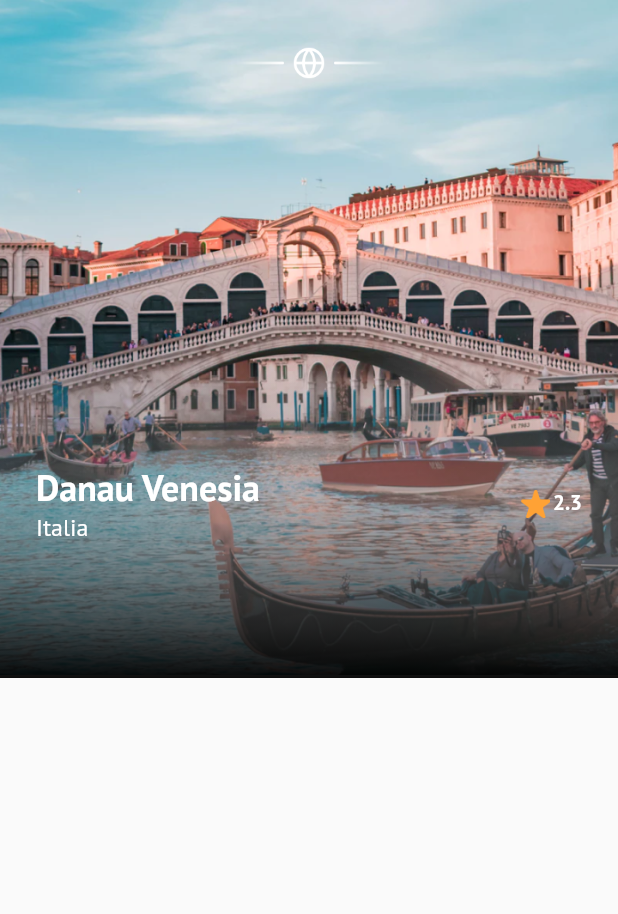
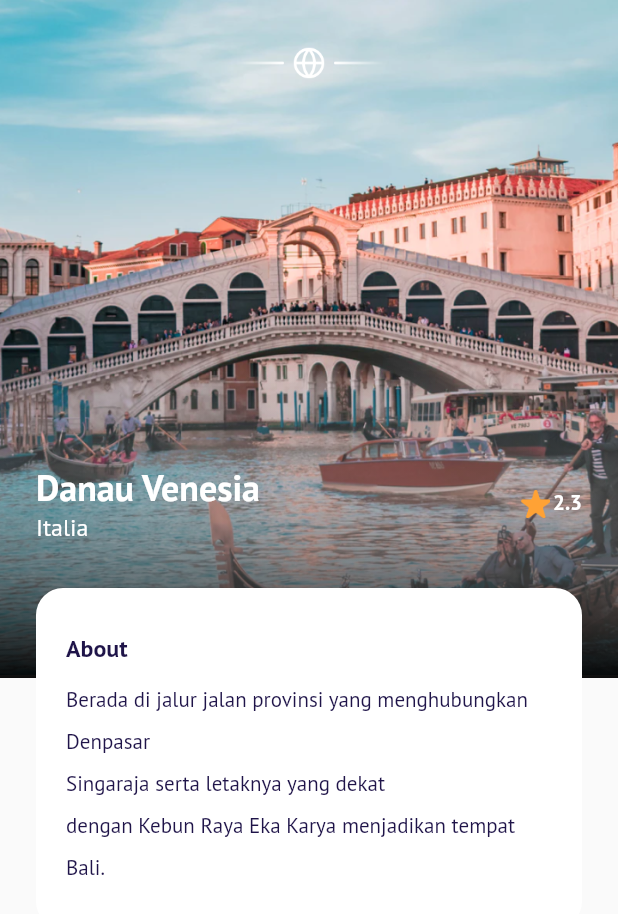
Before and after one commit to fredibagus12/terbangin-apps, a Flutter app: the DetailPage screen opened directly, on a phone screen of 412 x 824 dp. Shown: the top 914 px of the screen. Run offline on Flutter 3.47's test engine with Material 2 defaults, Android fonts, the phone set to English and light mode, and no system bars; our stand-ins replace google_fonts.

Commit message:
Detail Page - About

```diff
--- a/terbangin/lib/ui/pages/detail_page.dart
+++ b/terbangin/lib/ui/pages/detail_page.dart
@@ -63,6 +63,7 @@ class DetailPage extends StatelessWidget {
                 ),
               ),
             ),
+            //NOTE: TITLE
             Container(
               margin: EdgeInsets.only(
                 top: 256,
@@ -118,6 +119,67 @@ class DetailPage extends StatelessWidget {
                 ],
               ),
             ),
+
+            //NOTE: DESKRIPSI
+            Container(
+              width: double.infinity,
+              margin: EdgeInsets.only(top: 30),
+              padding: EdgeInsets.symmetric(
+                horizontal: 20,
+                vertical: 30,
+              ),
+              decoration: BoxDecoration(
+                color: kWhiteColor,
+                borderRadius: BorderRadius.circular(18),
+              ),
+              child: Column(
+                crossAxisAlignment: CrossAxisAlignment.start,
+                children: [
+                  //NOTE: ABOUT
+                  Text(
+                    'About',
+                    style: blackTextStyle.copyWith(
+                      fontSize: 16,
+                      fontWeight: semiBold,
+                    ),
+                  ),
+                  SizedBox(
+                    height: 6,
+                  ),
+                  Text(
+                    'Berada di jalur jalan provinsi yang menghubungkan Denpasar\nSingaraja serta letaknya yang dekat \ndengan Kebun Raya Eka Karya menjadikan tempat Bali.',
+                    style: blackTextStyle.copyWith(
+                      height: 2,
+                    ),
+                  ),
+                  // SizedBox(
+                  //   height: 6,
+                  // ),
+                  // Text(
+                  //   'Photo',
+                  //   style: blackTextStyle.copyWith(
+                  //     fontSize: 16,
+                  //     fontWeight: semiBold,
+                  //   ),
+                  // ),
+
+                  // Container(
+                  //   width: 100,
+                  //   height: 24,
+                  //   margin: EdgeInsets.only(
+                  //     top: 30,
+                  //   ),
+                  //   decoration: BoxDecoration(
+                  //     image: DecorationImage(
+                  //       image: AssetImage(
+                  //         'assets/image_destination_5.png',
+                  //       ),
+                  //     ),
+                  //   ),
+                  // ),
+                ],
+              ),
+            ),
           ],
         ),
       );
```
